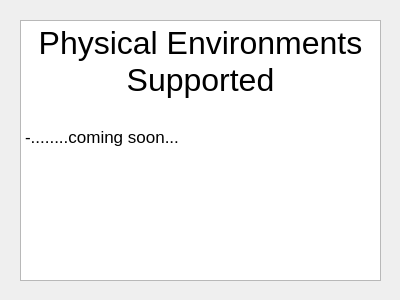
Before: the Qt Designer form CS1C-Project-Master/environments.ui in AustinVaday/CS1C-Class-Project, drawn with Qt 5.
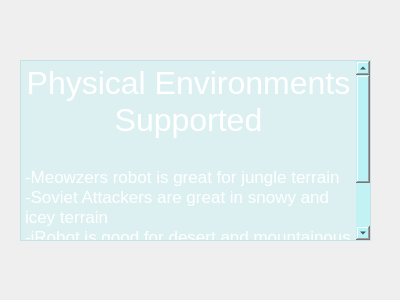
After: the same form once the commit is applied. Icons and pictures are not drawn.

The edit to the form file:
```diff
--- a/CS1C-Project-Master/environments.ui
+++ b/CS1C-Project-Master/environments.ui
@@ -13,24 +13,36 @@
   <property name="windowTitle">
    <string>Dialog</string>
   </property>
+  <property name="styleSheet">
+   <string notr="true">#Environments{
+background-image: url(:/Resources/03776_craterpath_2560x1600.jpg);
+}</string>
+  </property>
   <widget class="QTextBrowser" name="textBrowser">
    <property name="geometry">
     <rect>
      <x>20</x>
-     <y>20</y>
-     <width>361</width>
-     <height>261</height>
+     <y>60</y>
+     <width>351</width>
+     <height>181</height>
     </rect>
    </property>
+   <property name="styleSheet">
+    <string notr="true">background-color: rgba(165, 243, 246, 64)
+</string>
+   </property>
    <property name="html">
     <string>&lt;!DOCTYPE HTML PUBLIC &quot;-//W3C//DTD HTML 4.0//EN&quot; &quot;http://www.w3.org/TR/REC-html40/strict.dtd&quot;&gt;
 &lt;html&gt;&lt;head&gt;&lt;meta name=&quot;qrichtext&quot; content=&quot;1&quot; /&gt;&lt;style type=&quot;text/css&quot;&gt;
 p, li { white-space: pre-wrap; }
 &lt;/style&gt;&lt;/head&gt;&lt;body style=&quot; font-family:'.Lucida Grande UI'; font-size:13pt; font-weight:400; font-style:normal;&quot;&gt;
-&lt;p align=&quot;center&quot; style=&quot; margin-top:0px; margin-bottom:0px; margin-left:0px; margin-right:0px; -qt-block-indent:0; text-indent:0px;&quot;&gt;&lt;span style=&quot; font-size:24pt;&quot;&gt;Physical Environments Supported&lt;/span&gt;&lt;/p&gt;
-&lt;p align=&quot;center&quot; style=&quot;-qt-paragraph-type:empty; margin-top:0px; margin-bottom:0px; margin-left:0px; margin-right:0px; -qt-block-indent:0; text-indent:0px; font-size:18pt;&quot;&gt;&lt;br /&gt;&lt;/p&gt;
-&lt;p style=&quot; margin-top:0px; margin-bottom:0px; margin-left:0px; margin-right:0px; -qt-block-indent:0; text-indent:0px;&quot;&gt;-........coming soon...&lt;/p&gt;
-&lt;p style=&quot;-qt-paragraph-type:empty; margin-top:0px; margin-bottom:0px; margin-left:0px; margin-right:0px; -qt-block-indent:0; text-indent:0px;&quot;&gt;&lt;br /&gt;&lt;/p&gt;&lt;/body&gt;&lt;/html&gt;</string>
+&lt;p align=&quot;center&quot; style=&quot; margin-top:0px; margin-bottom:0px; margin-left:0px; margin-right:0px; -qt-block-indent:0; text-indent:0px;&quot;&gt;&lt;span style=&quot; font-size:24pt; color:#ffffff;&quot;&gt;Physical Environments Supported&lt;/span&gt;&lt;/p&gt;
+&lt;p align=&quot;center&quot; style=&quot;-qt-paragraph-type:empty; margin-top:0px; margin-bottom:0px; margin-left:0px; margin-right:0px; -qt-block-indent:0; text-indent:0px; font-size:18pt; color:#ffffff;&quot;&gt;&lt;br /&gt;&lt;/p&gt;
+&lt;p style=&quot; margin-top:0px; margin-bottom:0px; margin-left:0px; margin-right:0px; -qt-block-indent:0; text-indent:0px;&quot;&gt;&lt;span style=&quot; color:#ffffff;&quot;&gt;-Meowzers robot is great for jungle terrain&lt;/span&gt;&lt;/p&gt;
+&lt;p style=&quot; margin-top:0px; margin-bottom:0px; margin-left:0px; margin-right:0px; -qt-block-indent:0; text-indent:0px;&quot;&gt;&lt;span style=&quot; color:#ffffff;&quot;&gt;-Soviet Attackers are great in snowy and icey terrain&lt;/span&gt;&lt;/p&gt;
+&lt;p style=&quot; margin-top:0px; margin-bottom:0px; margin-left:0px; margin-right:0px; -qt-block-indent:0; text-indent:0px;&quot;&gt;&lt;span style=&quot; color:#ffffff;&quot;&gt;-iRobot is good for desert and mountainous areas&lt;/span&gt;&lt;/p&gt;
+&lt;p style=&quot;-qt-paragraph-type:empty; margin-top:0px; margin-bottom:0px; margin-left:0px; margin-right:0px; -qt-block-indent:0; text-indent:0px; color:#ffffff;&quot;&gt;&lt;br /&gt;&lt;/p&gt;
+&lt;p style=&quot;-qt-paragraph-type:empty; margin-top:0px; margin-bottom:0px; margin-left:0px; margin-right:0px; -qt-block-indent:0; text-indent:0px; color:#ffffff;&quot;&gt;&lt;br /&gt;&lt;/p&gt;&lt;/body&gt;&lt;/html&gt;</string>
    </property>
   </widget>
  </widget>
```
